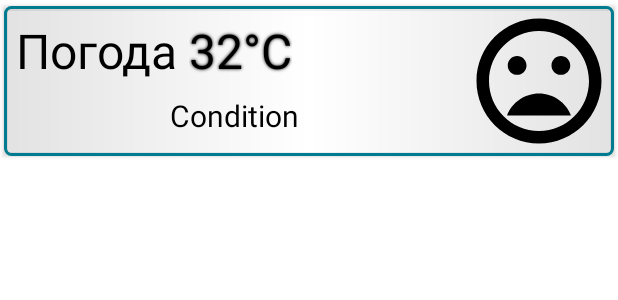
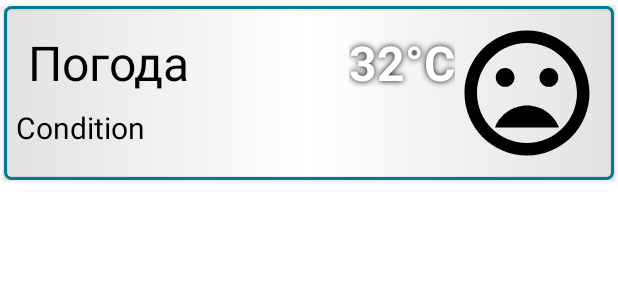
Before and after one commit to DannyKr89/MyWeatherApp, an Android app: the layout item_history_city.xml on its own in the app's theme, with its tools: preview values and no code run, on a phone screen of 412 x 824 dp. Shown: the top 300 px of the screen. Run offline under Robolectric (Android 15) with nearby library versions, the phone set to English and light mode, and no system bars.

Commit message:
Рефакторинг

```diff
--- a/app/build.gradle
+++ b/app/build.gradle
@@ -51,6 +51,7 @@ dependencies {
     implementation 'com.github.corouteam:GlideToVectorYou:v2.0.0'
     implementation 'com.squareup.retrofit2:retrofit:2.9.0'
     implementation 'com.squareup.retrofit2:converter-gson:2.9.0'
+    implementation("com.squareup.okhttp3:okhttp:4.10.0")
     implementation 'androidx.room:room-runtime:2.4.3'
     implementation 'androidx.room:room-common:2.4.3'
     implementation 'androidx.room:room-ktx:2.4.3'
--- a/app/src/main/java/com/dk/myweatherapp/data/model/weather_dto/Fact.kt
+++ b/app/src/main/java/com/dk/myweatherapp/data/model/weather_dto/Fact.kt
@@ -11,7 +11,7 @@ data class Fact(
     @SerializedName("humidity")
     val humidity: Int = 0,
     @SerializedName("icon")
-    val icon: String = "", // TODO Добавить картинки
+    val icon: String = "",
     @SerializedName("temp")
     val temp: Int = 0,
     @SerializedName("wind_speed")
--- a/app/src/main/java/com/dk/myweatherapp/domain/Repository.kt
+++ b/app/src/main/java/com/dk/myweatherapp/domain/GetDetailRepository.kt
@@ -1,11 +1,9 @@
 package com.dk.myweatherapp.domain
 
-import com.dk.myweatherapp.data.model.CitiesLocation
 import com.dk.myweatherapp.data.model.City
 import com.dk.myweatherapp.data.model.weather_dto.Weather
 import retrofit2.Callback
 
-interface Repository {
-    fun getWeatherList(location: CitiesLocation): List<City>
+interface GetDetailRepository {
     fun getWeatherFromAPI(city: City, callback: Callback<Weather>)
 }
--- a/app/src/main/java/com/dk/myweatherapp/domain/LocalRepository.kt
+++ b/app/src/main/java/com/dk/myweatherapp/domain/GetLocalDBRepository.kt
@@ -3,7 +3,7 @@ package com.dk.myweatherapp.domain
 import com.dk.myweatherapp.data.model.weather_dto.Weather
 import com.dk.myweatherapp.data.room.HistoryWeather
 
-interface LocalRepository {
+interface GetLocalDBRepository {
     fun getAllHistory(): List<HistoryWeather>
     fun saveToDB(weather: Weather)
 }
--- a/app/src/main/java/com/dk/myweatherapp/presentation/view/historyList/HistoryListFragment.kt
+++ b/app/src/main/java/com/dk/myweatherapp/presentation/view/historyList/HistoryListFragment.kt
@@ -36,7 +36,7 @@ class HistoryListFragment : Fragment() {
 
     private fun renderList(list: List<HistoryWeather>?) {
         adapter = HistoryListAdapter()
-        adapter!!.setList(list)
+        adapter!!.setList(list?.reversed())
         binding.rvHistoryList.adapter = adapter
 
     }
--- a/app/src/main/res/layout/item_history_city.xml
+++ b/app/src/main/res/layout/item_history_city.xml
@@ -12,33 +12,31 @@
         android:layout_width="match_parent"
         android:layout_height="wrap_content"
         android:background="@drawable/item_background"
-        android:orientation="horizontal">
+        android:orientation="horizontal"
+        android:padding="@dimen/padding8">
 
+        <ImageView
+            android:id="@+id/imageCondition"
+            android:layout_width="100dp"
+            android:layout_height="100dp"
+            android:adjustViewBounds="true"
+            android:scaleType="fitCenter"
+            android:src="@drawable/n_a"
+            app:layout_constraintBottom_toBottomOf="parent"
+            app:layout_constraintEnd_toEndOf="parent"
+            app:layout_constraintTop_toTopOf="parent"
+            tools:ignore="ContentDescription" />
 
-        <LinearLayout
-            android:layout_width="0dp"
-            android:layout_height="0dp"
-            app:layout_constraintTop_toTopOf="parent"
-            app:layout_constraintStart_toStartOf="parent"
-            app:layout_constraintBottom_toBottomOf="parent"
-            app:layout_constraintEnd_toStartOf="@id/imageCondition"
-            android:orientation="vertical">
-
-            <LinearLayout
-                android:layout_width="match_parent"
-                android:layout_height="wrap_content"
-                android:layout_gravity="center"
-                android:orientation="horizontal">
 
         <TextView
             android:id="@+id/cityName"
             android:layout_width="wrap_content"
             android:layout_height="wrap_content"
             android:padding="@dimen/padding8"
-                    android:paddingHorizontal="@dimen/largeSize32"
-                    android:textAlignment="center"
             android:textColor="@color/black"
             android:textSize="@dimen/largeSize32"
+            app:layout_constraintStart_toStartOf="parent"
+            app:layout_constraintTop_toTopOf="parent"
             tools:text="@string/app_name" />
 
         <TextView
@@ -47,44 +45,29 @@
             android:layout_height="wrap_content"
             android:layout_gravity="center"
             android:shadowColor="@color/black"
-                    android:shadowRadius="2"
-                    android:textColor="@color/black"
+            android:shadowRadius="5"
+            android:textColor="@color/white"
             android:textSize="@dimen/largeSize32"
+            android:textStyle="bold"
+            app:layout_constraintBottom_toBottomOf="@id/cityName"
+            app:layout_constraintEnd_toEndOf="parent"
+            app:layout_constraintStart_toEndOf="@id/cityName"
+            app:layout_constraintTop_toTopOf="parent"
             tools:text="32°C" />
 
 
-            </LinearLayout>
-
-            <LinearLayout
-                android:layout_width="match_parent"
-                android:layout_height="wrap_content"
-                android:layout_gravity="center"
-                android:orientation="horizontal">
-
         <TextView
             android:id="@+id/condition"
-                    android:layout_width="match_parent"
+            android:layout_width="0dp"
             android:layout_height="wrap_content"
-                    android:textAlignment="center"
             android:textColor="@color/black"
             android:textSize="@dimen/mediumSize20"
+            app:layout_constraintEnd_toEndOf="parent"
+            app:layout_constraintHorizontal_bias="0.5"
+            app:layout_constraintStart_toStartOf="parent"
+            app:layout_constraintTop_toBottomOf="@+id/cityName"
             tools:text="Condition" />
 
-
-            </LinearLayout>
-        </LinearLayout>
-
-        <ImageView
-            android:id="@+id/imageCondition"
-            android:layout_width="100dp"
-            android:layout_height="100dp"
-            android:adjustViewBounds="true"
-            android:scaleType="fitCenter"
-            android:src="@drawable/n_a"
-            app:layout_constraintTop_toTopOf="parent"
-            app:layout_constraintEnd_toEndOf="parent"
-            app:layout_constraintBottom_toBottomOf="parent"
-            tools:ignore="ContentDescription" />
     </androidx.constraintlayout.widget.ConstraintLayout>
 
 </androidx.cardview.widget.CardView>
```
Also changed, not shown: app/src/main/java/com/dk/myweatherapp/data/RequestApi.kt (+14 -2 lines), app/src/main/java/com/dk/myweatherapp/data/common/Utils.kt (added, +44 -0 lines), app/src/main/java/com/dk/myweatherapp/data/common/WeatherCondition.kt (+0 -30 lines), app/src/main/java/com/dk/myweatherapp/data/repository/GetDetailRepositoryImpl.kt (added, +15 -0 lines), app/src/main/java/com/dk/myweatherapp/data/repository/GetListRepositoryImpl.kt (renamed from app/src/main/java/com/dk/myweatherapp/data/repository/RepositoryImpl.kt, +2 -11 lines), app/src/main/java/com/dk/myweatherapp/data/repository/LocalRepositoryImpl.kt (+5 -11 lines), app/src/main/java/com/dk/myweatherapp/domain/GetDetailInteractor.kt (added, +11 -0 lines), app/src/main/java/com/dk/myweatherapp/domain/GetListInteractor.kt (added, +12 -0 lines), app/src/main/java/com/dk/myweatherapp/domain/GetListRepository.kt (added, +8 -0 lines), app/src/main/java/com/dk/myweatherapp/domain/GetLocalDBInteractor.kt (added, +14 -0 lines), app/src/main/java/com/dk/myweatherapp/domain/WeatherInteractor.kt (deleted, +0 -19 lines), app/src/main/java/com/dk/myweatherapp/presentation/viewmodel/HistoryListViewModel.kt (+5 -5 lines), app/src/main/java/com/dk/myweatherapp/presentation/viewmodel/WeatherDetailViewModel.kt (+12 -9 lines), app/src/main/java/com/dk/myweatherapp/presentation/viewmodel/WeatherListViewModel.kt (+5 -5 lines). Lines whose indentation alone changed are shown as unchanged.
